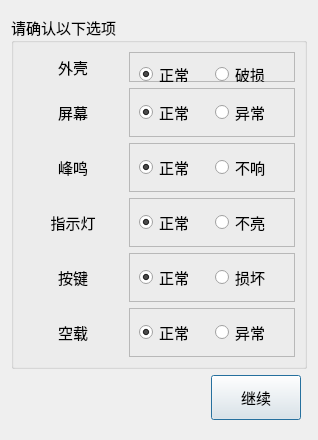
Old version of the form MonitorPduTool/home/home_manualdlg.ui in the repository ChinaClever/PDU-MonitorTool.
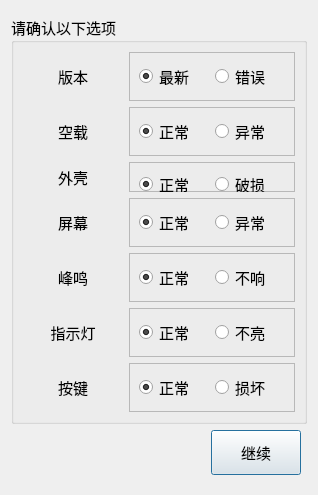
New version of the form.

Diff of the .ui file:
```diff
--- a/MonitorPduTool/home/home_manualdlg.ui
+++ b/MonitorPduTool/home/home_manualdlg.ui
@@ -7,7 +7,7 @@
     <x>0</x>
     <y>0</y>
     <width>310</width>
-    <height>435</height>
+    <height>482</height>
    </rect>
   </property>
   <property name="font">
@@ -44,8 +44,146 @@
      <property name="title">
       <string>请确认以下选项</string>
      </property>
-     <layout class="QGridLayout" name="gridLayout_7">
+     <layout class="QGridLayout" name="gridLayout_8">
       <item row="0" column="0">
+       <widget class="QLabel" name="label_7">
+        <property name="minimumSize">
+         <size>
+          <width>100</width>
+          <height>30</height>
+         </size>
+        </property>
+        <property name="text">
+         <string>版本</string>
+        </property>
+        <property name="alignment">
+         <set>Qt::AlignCenter</set>
+        </property>
+       </widget>
+      </item>
+      <item row="0" column="1">
+       <widget class="QFrame" name="frame_7">
+        <property name="frameShape">
+         <enum>QFrame::StyledPanel</enum>
+        </property>
+        <property name="frameShadow">
+         <enum>QFrame::Raised</enum>
+        </property>
+        <layout class="QGridLayout" name="gridLayout_7">
+         <item row="0" column="0">
+          <widget class="QRadioButton" name="verRadio">
+           <property name="minimumSize">
+            <size>
+             <width>70</width>
+             <height>0</height>
+            </size>
+           </property>
+           <property name="maximumSize">
+            <size>
+             <width>95</width>
+             <height>16777215</height>
+            </size>
+           </property>
+           <property name="text">
+            <string>最新</string>
+           </property>
+           <property name="checked">
+            <bool>true</bool>
+           </property>
+          </widget>
+         </item>
+         <item row="0" column="1">
+          <widget class="QRadioButton" name="radioButton_11">
+           <property name="minimumSize">
+            <size>
+             <width>70</width>
+             <height>0</height>
+            </size>
+           </property>
+           <property name="maximumSize">
+            <size>
+             <width>95</width>
+             <height>16777215</height>
+            </size>
+           </property>
+           <property name="text">
+            <string>错误</string>
+           </property>
+          </widget>
+         </item>
+        </layout>
+       </widget>
+      </item>
+      <item row="1" column="0">
+       <widget class="QLabel" name="label_6">
+        <property name="minimumSize">
+         <size>
+          <width>100</width>
+          <height>30</height>
+         </size>
+        </property>
+        <property name="text">
+         <string>空载</string>
+        </property>
+        <property name="alignment">
+         <set>Qt::AlignCenter</set>
+        </property>
+       </widget>
+      </item>
+      <item row="1" column="1">
+       <widget class="QFrame" name="frame_6">
+        <property name="frameShape">
+         <enum>QFrame::StyledPanel</enum>
+        </property>
+        <property name="frameShadow">
+         <enum>QFrame::Raised</enum>
+        </property>
+        <layout class="QGridLayout" name="gridLayout_6">
+         <item row="0" column="0">
+          <widget class="QRadioButton" name="curRadio">
+           <property name="minimumSize">
+            <size>
+             <width>70</width>
+             <height>0</height>
+            </size>
+           </property>
+           <property name="maximumSize">
+            <size>
+             <width>95</width>
+             <height>16777215</height>
+            </size>
+           </property>
+           <property name="text">
+            <string>正常</string>
+           </property>
+           <property name="checked">
+            <bool>true</bool>
+           </property>
+          </widget>
+         </item>
+         <item row="0" column="1">
+          <widget class="QRadioButton" name="radioButton_10">
+           <property name="minimumSize">
+            <size>
+             <width>70</width>
+             <height>0</height>
+            </size>
+           </property>
+           <property name="maximumSize">
+            <size>
+             <width>95</width>
+             <height>16777215</height>
+            </size>
+           </property>
+           <property name="text">
+            <string>异常</string>
+           </property>
+          </widget>
+         </item>
+        </layout>
+       </widget>
+      </item>
+      <item row="2" column="0">
        <widget class="QLabel" name="label">
         <property name="minimumSize">
          <size>
@@ -61,8 +199,14 @@
         </property>
        </widget>
       </item>
-      <item row="0" column="1">
+      <item row="2" column="1">
        <widget class="QFrame" name="frame">
+        <property name="minimumSize">
+         <size>
+          <width>30</width>
+          <height>0</height>
+         </size>
+        </property>
         <property name="frameShape">
          <enum>QFrame::StyledPanel</enum>
         </property>
@@ -124,7 +268,7 @@
         </widget>
        </widget>
       </item>
-      <item row="1" column="0">
+      <item row="3" column="0">
        <widget class="QLabel" name="label_2">
         <property name="minimumSize">
          <size>
@@ -140,7 +284,7 @@
         </property>
        </widget>
       </item>
-      <item row="1" column="1">
+      <item row="3" column="1">
        <widget class="QFrame" name="frame_2">
         <property name="frameShape">
          <enum>QFrame::StyledPanel</enum>
@@ -193,7 +337,7 @@
         </layout>
        </widget>
       </item>
-      <item row="2" column="0">
+      <item row="4" column="0">
        <widget class="QLabel" name="label_3">
         <property name="minimumSize">
          <size>
@@ -209,7 +353,7 @@
         </property>
        </widget>
       </item>
-      <item row="2" column="1">
+      <item row="4" column="1">
        <widget class="QFrame" name="frame_3">
         <property name="frameShape">
          <enum>QFrame::StyledPanel</enum>
@@ -262,7 +406,7 @@
         </layout>
        </widget>
       </item>
-      <item row="3" column="0">
+      <item row="5" column="0">
        <widget class="QLabel" name="label_4">
         <property name="minimumSize">
          <size>
@@ -278,7 +422,7 @@
         </property>
        </widget>
       </item>
-      <item row="3" column="1">
+      <item row="5" column="1">
        <widget class="QFrame" name="frame_4">
         <property name="frameShape">
          <enum>QFrame::StyledPanel</enum>
@@ -331,7 +475,7 @@
         </layout>
        </widget>
       </item>
-      <item row="4" column="0">
+      <item row="6" column="0">
        <widget class="QLabel" name="label_5">
         <property name="minimumSize">
          <size>
@@ -347,7 +491,7 @@
         </property>
        </widget>
       </item>
-      <item row="4" column="1">
+      <item row="6" column="1">
        <widget class="QFrame" name="frame_5">
         <property name="frameShape">
          <enum>QFrame::StyledPanel</enum>
@@ -400,75 +544,6 @@
         </layout>
        </widget>
       </item>
-      <item row="5" column="0">
-       <widget class="QLabel" name="label_6">
-        <property name="minimumSize">
-         <size>
-          <width>100</width>
-          <height>30</height>
-         </size>
-        </property>
-        <property name="text">
-         <string>空载</string>
-        </property>
-        <property name="alignment">
-         <set>Qt::AlignCenter</set>
-        </property>
-       </widget>
-      </item>
-      <item row="5" column="1">
-       <widget class="QFrame" name="frame_6">
-        <property name="frameShape">
-         <enum>QFrame::StyledPanel</enum>
-        </property>
-        <property name="frameShadow">
-         <enum>QFrame::Raised</enum>
-        </property>
-        <layout class="QGridLayout" name="gridLayout_6">
-         <item row="0" column="0">
-          <widget class="QRadioButton" name="curRadio">
-           <property name="minimumSize">
-            <size>
-             <width>70</width>
-             <height>0</height>
-            </size>
-           </property>
-           <property name="maximumSize">
-            <size>
-             <width>95</width>
-             <height>16777215</height>
-            </size>
-           </property>
-           <property name="text">
-            <string>正常</string>
-           </property>
-           <property name="checked">
-            <bool>true</bool>
-           </property>
-          </widget>
-         </item>
-         <item row="0" column="1">
-          <widget class="QRadioButton" name="radioButton_10">
-           <property name="minimumSize">
-            <size>
-             <width>70</width>
-             <height>0</height>
-            </size>
-           </property>
-           <property name="maximumSize">
-            <size>
-             <width>95</width>
-             <height>16777215</height>
-            </size>
-           </property>
-           <property name="text">
-            <string>异常</string>
-           </property>
-          </widget>
-         </item>
-        </layout>
-       </widget>
-      </item>
      </layout>
     </widget>
    </item>
```
